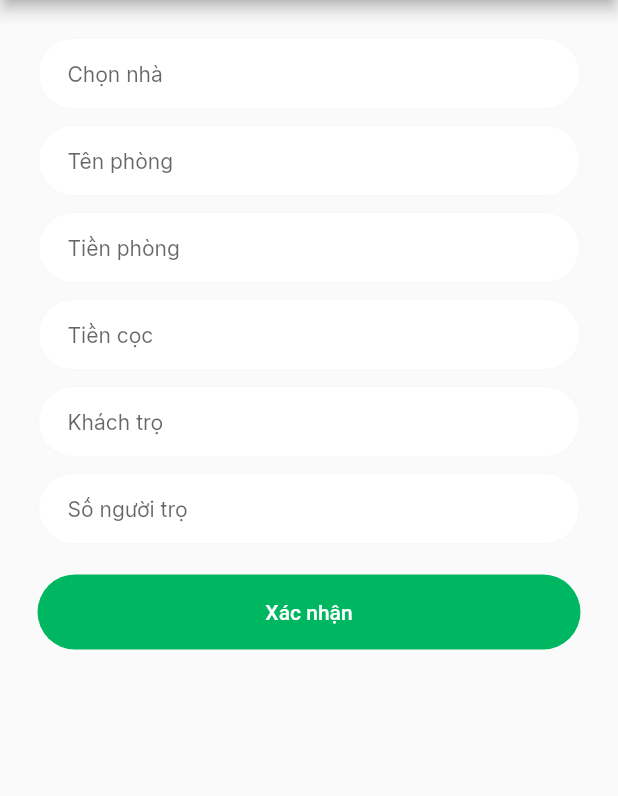
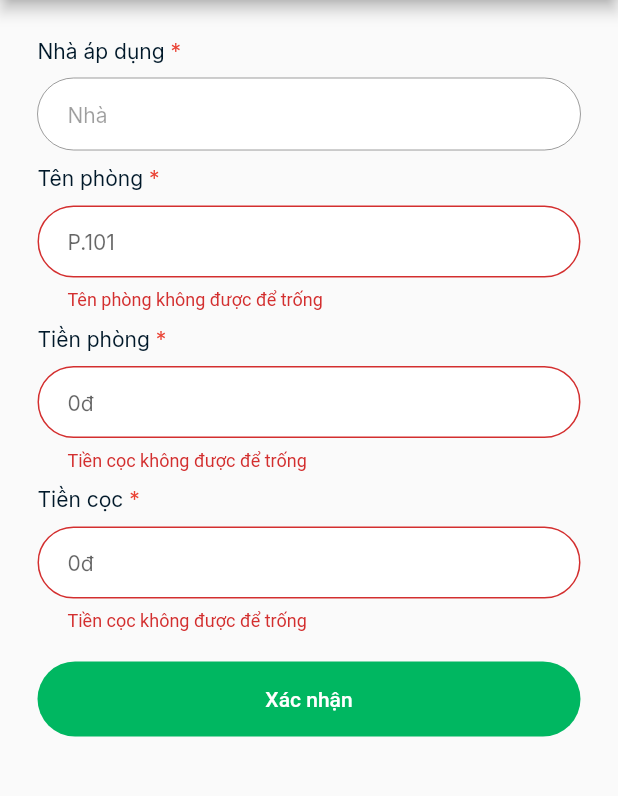
Before and after one commit to davidcookt/vacod, a Flutter app: the CreateRoomPage screen opened by its route, after a tap on "Xác nhận", on a phone screen of 412 x 824 dp, the part 84-880 px from its top. Run offline on Flutter 3.47's test engine with Material 2 defaults, Android fonts, the phone set to English and light mode, and no system bars; our stand-ins replace cloud_firestore, convex_bottom_bar, equatable, firebase_auth, firebase_core, flutter_bloc and 9 more; accounts and stored records are empty.

Commit message:
Adding Room provider, model logic

```diff
--- a/lib/main.dart
+++ b/lib/main.dart
@@ -4,6 +4,7 @@ import 'package:provider/provider.dart';
 import 'package:vacod/app.dart';
 import 'package:vacod/init/firebase.dart';
 import 'package:vacod/models/house.dart';
+import 'package:vacod/models/room.dart';
 import 'package:vacod/models/service.dart';
 import 'package:vacod/providers/app_language.dart';
 import 'package:vacod/providers/theme.dart';
@@ -24,6 +25,7 @@ Future init() async {
   await Hive.initFlutter();
   Hive.registerAdapter(HouseAdapter());
   Hive.registerAdapter(ServiceAdapter());
+  Hive.registerAdapter(RoomAdapter());
   AppLanguage appLanguage = AppLanguage();
   await appLanguage.fetchLocale();
   Provider.debugCheckInvalidValueType = null;
--- a/lib/models/renter.dart
+++ b/lib/models/renter.dart
@@ -1,6 +1,6 @@
 import 'package:hive/hive.dart';
 
-@HiveType(typeId: 2)
+@HiveType(typeId: 3)
 class Renter extends HiveObject {
   @HiveField(0)
   late String renterID;
--- a/lib/models/room.dart
+++ b/lib/models/room.dart
@@ -1,7 +1,7 @@
 import 'package:hive/hive.dart';
-// part 'room.g.dart';
+part 'room.g.dart';
 
-@HiveType(typeId: 3)
+@HiveType(typeId: 2)
 class Room extends HiveObject {
   @HiveField(0)
   late String name;
--- a/lib/pages/room/create/create_room.dart
+++ b/lib/pages/room/create/create_room.dart
@@ -1,10 +1,25 @@
 import 'package:flutter/material.dart';
+import 'package:provider/provider.dart';
+import 'package:vacod/pages/service/widgets/house_form_field.dart';
+import 'package:vacod/providers/index.dart';
 import 'package:vacod/utils/index.dart';
 import 'package:vacod/widgets/default_button.dart';
+import 'package:vacod/widgets/form_header.dart';
+import 'package:vacod/widgets/price_form_field.dart';
 
-class CreateRoomPage extends StatelessWidget {
+class CreateRoomPage extends StatefulWidget {
   const CreateRoomPage({Key? key}) : super(key: key);
   static const String route = '/create-room';
+
+  @override
+  _CreateRoomPageState createState() => _CreateRoomPageState();
+}
+
+class _CreateRoomPageState extends State<CreateRoomPage> {
+  TextEditingController _houseController = TextEditingController();
+  TextEditingController _roomNameController = TextEditingController();
+  int? _rent, _deposit;
+  GlobalKey<FormState> _formKey = GlobalKey<FormState>();
   @override
   Widget build(BuildContext context) {
     return Scaffold(
@@ -20,49 +35,85 @@ class CreateRoomPage extends StatelessWidget {
         ),
         child: SingleChildScrollView(
           child: Form(
+            key: _formKey,
             child: Column(
+              crossAxisAlignment: CrossAxisAlignment.start,
+              mainAxisAlignment: MainAxisAlignment.start,
               children: [
-                TextFormField(
-                  decoration: InputDecoration(
-                    hintText: 'Chọn nhà',
-                  ),
+                const FormHeader(
+                  title: 'Nhà áp dụng',
+                  isRequired: true,
+                ),
+                SizedBox(height: 10),
+                HouseFormField(
+                  houseController: _houseController,
+                ),
+                SizedBox(height: 10),
+                const FormHeader(
+                  title: 'Tên phòng',
+                  isRequired: true,
                 ),
                 SizedBox(height: 10),
                 TextFormField(
+                  controller: _roomNameController,
                   decoration: InputDecoration(
-                    hintText: 'Tên phòng',
+                    hintText: 'P.101',
                   ),
+                  validator: (val) {
+                    if (val!.isEmpty) return 'Tên phòng không được để trống';
+                    return null;
+                  },
                 ),
                 SizedBox(height: 10),
-                TextFormField(
-                  decoration: InputDecoration(
-                    hintText: 'Tiền phòng',
-                  ),
+                const FormHeader(
+                  title: 'Tiền phòng',
+                  isRequired: true,
                 ),
                 SizedBox(height: 10),
-                TextFormField(
-                  decoration: InputDecoration(
-                    hintText: 'Tiền cọc',
-                  ),
+                PriceFormField(
+                  isBilling: false,
+                  validator: (val) {
+                    if (val!.isEmpty) return 'Tiền cọc không được để trống';
+                    return null;
+                  },
+                  valueChanged: (value) {
+                    print(value);
+                    _rent = value;
+                  },
                 ),
                 SizedBox(height: 10),
-                TextFormField(
-                  decoration: InputDecoration(
-                    hintText: 'Khách trọ',
-                  ),
+                const FormHeader(
+                  title: 'Tiền cọc',
+                  isRequired: true,
                 ),
                 SizedBox(height: 10),
-                TextFormField(
-                  decoration: InputDecoration(
-                    hintText: 'Số người trọ',
-                  ),
+                PriceFormField(
+                  isBilling: false,
+                  validator: (val) {
+                    if (val!.isEmpty) return 'Tiền cọc không được để trống';
+                    return null;
+                  },
+                  valueChanged: (value) {
+                    print(value);
+                    _deposit = value;
+                  },
                 ),
                 SizedBox(height: 20),
                 SizedBox(
                   width: double.infinity,
                   child: DefaultButton(
                     widget: Text('Xác nhận'),
-                    onPressed: () {},
+                    onPressed: () {
+                      if (_formKey.currentState!.validate()) {
+                        context.read<RoomProvider>().addRoom(
+                              _roomNameController.text,
+                              _houseController.text,
+                              _rent!,
+                              _deposit!,
+                            );
+                        Navigator.of(context).pop();
+                      }
+                    },
                     buttonColor: lightAccentColor,
                   ),
                 )
```
Also changed, not shown: lib/app.dart (+2 -7 lines), lib/pages/room/room.dart (+66 -82 lines), lib/providers/index.dart (added, +7 -0 lines), lib/providers/room.dart (added, +174 -0 lines), lib/models/room.g.dart (added).
